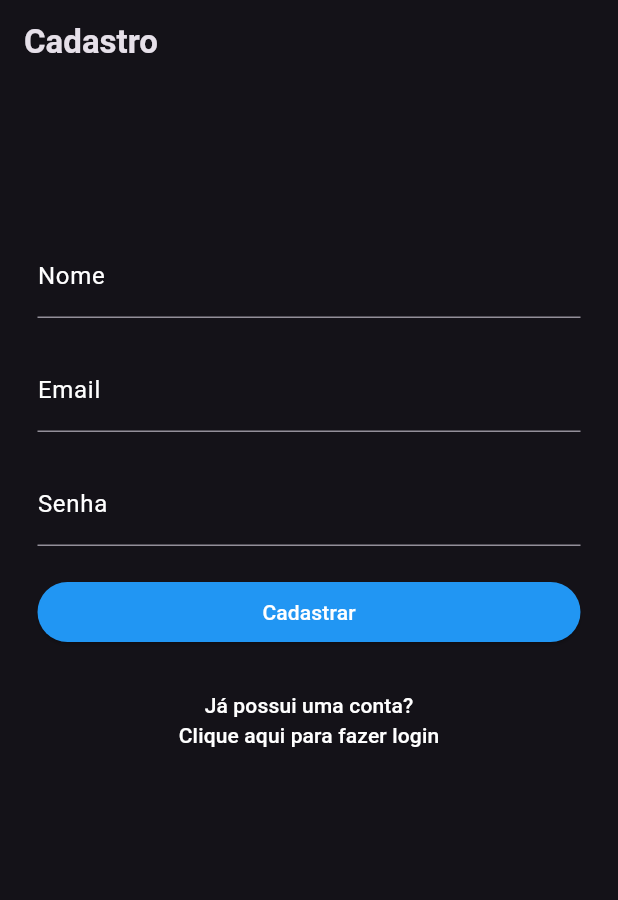
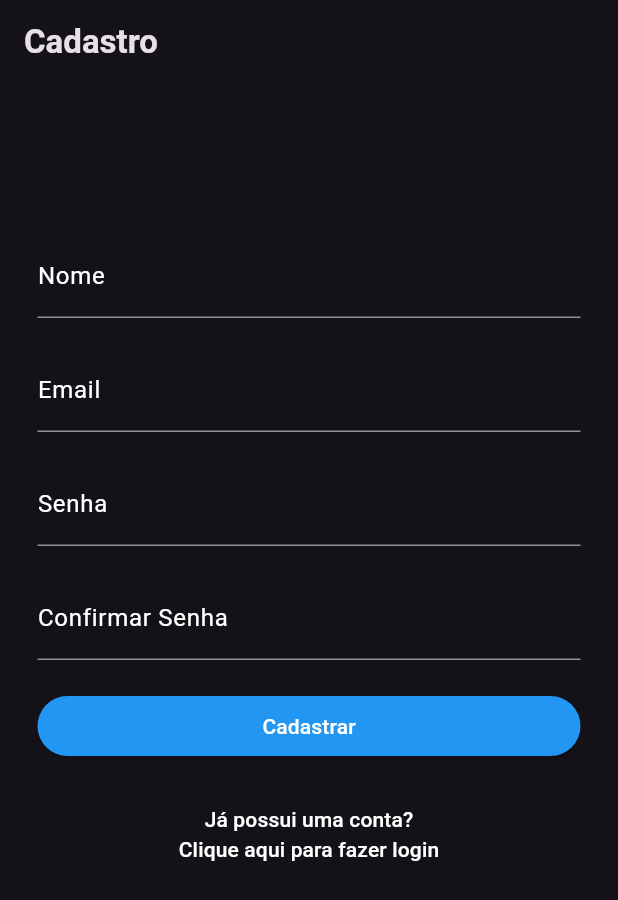
Before and after one commit to vitor-bull/projeto-flutter, a Flutter app: the RegistrationScreen screen opened by its route, on a phone screen of 412 x 824 dp. Shown: the top 900 px of the screen. Run offline on Flutter 3.47's test engine with Material 3 defaults, Android fonts, the phone set to English and light mode, and no system bars.

Commit message:
Adicionado Confirmação de Senha

```diff
--- a/pj01/lib/screens/pos_login.dart
+++ b/pj01/lib/screens/pos_login.dart
@@ -16,7 +16,7 @@ class PosLoginScreen extends StatelessWidget {
           onPressed: () {
             Navigator.pushReplacementNamed(context, '/login');
           },
-          child: Text('Sair'),
+          child: const Text('Sair'),
         ),
       ),
     );
--- a/pj01/lib/screens/registro.dart
+++ b/pj01/lib/screens/registro.dart
@@ -6,6 +6,7 @@ class RegistrationScreen extends StatelessWidget {
   final _nameController = TextEditingController();
   final _emailController = TextEditingController();
   final _passwordController = TextEditingController();
+  final _confirmPasswordController = TextEditingController(); // Novo controlador
 
   RegistrationScreen({Key? key}) : super(key: key);
 
@@ -64,11 +65,32 @@ class RegistrationScreen extends StatelessWidget {
                 obscureText: true,
               ),
               const SizedBox(height: 20.0),
+              TextFormField( // Novo campo de confirmação de senha
+                controller: _confirmPasswordController,
+                style: const TextStyle(color: Colors.white),
+                decoration: const InputDecoration(
+                  labelText: 'Confirmar Senha',
+                  labelStyle: TextStyle(color: Colors.white),
+                  focusedBorder: UnderlineInputBorder(
+                    borderSide: BorderSide(color: Colors.blue),
+                  ),
+                ),
+                obscureText: true,
+              ),
+              const SizedBox(height: 20.0),
               ElevatedButton(
                 onPressed: () async {
                   try {
-                    var success = await register(_nameController.text,
-                        _emailController.text, _passwordController.text);
+                    // Verifica se a senha e a confirmação de senha são iguais
+                    if (_passwordController.text !=
+                        _confirmPasswordController.text) {
+                      throw Exception(
+                          'A senha e a confirmação de senha não coincidem');
+                    }
+                    var success = await register(
+                        _nameController.text,
+                        _emailController.text,
+                        _passwordController.text);
                     if (success) {
                       Navigator.pushReplacementNamed(context, '/login');
                     } else {
```
